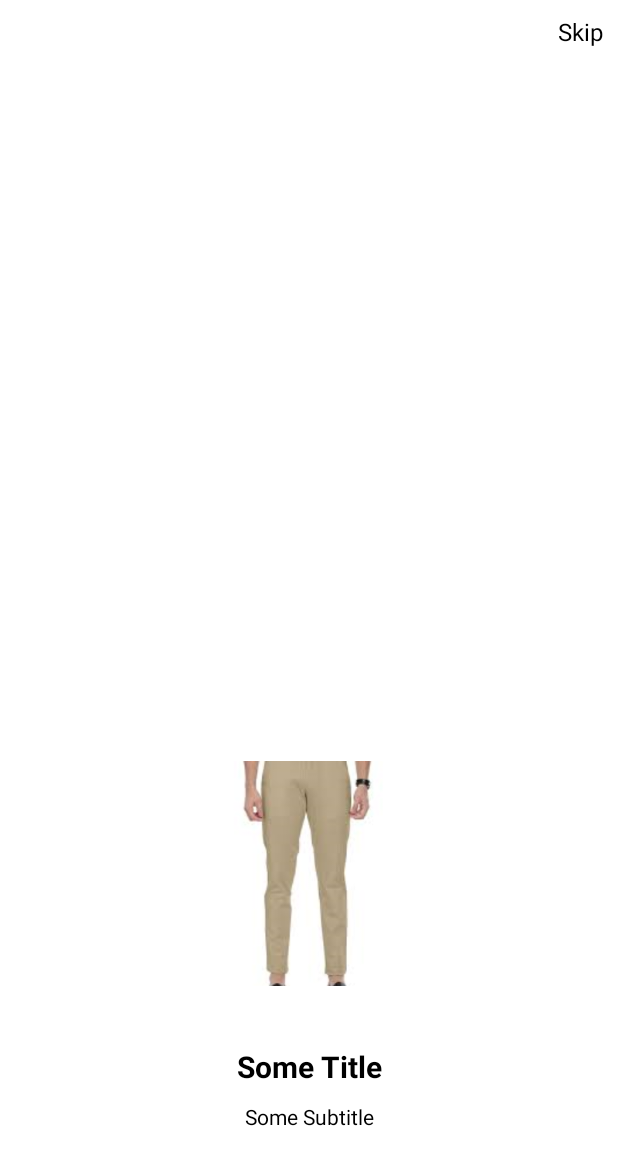
After one commit to naveenkm121/LICPratidhiApp, an Android app: the layout item_product_image.xml on its own in the app's theme, with its tools: preview values and no code run, on a phone screen of 412 x 824 dp. The commit adds this screen. Shown: the top 1165 px of the screen. Run offline under Robolectric (Android 15) with nearby library versions, the phone set to English and light mode, and no system bars.

Commit message:
details product

```diff
--- a/app/src/main/java/com/ecommerce/app/data/product/Image.kt
+++ b/app/src/main/java/com/ecommerce/app/data/product/ProductImage.kt
@@ -1,6 +1,6 @@
 package com.ecommerce.app.data.product
 
-data class Image(
+data class ProductImage(
     val id: Int,
     val prodId: Int,
     val src: String
--- a/app/src/main/java/com/ecommerce/app/services/api/ProductService.kt
+++ b/app/src/main/java/com/ecommerce/app/services/api/ProductService.kt
@@ -2,11 +2,13 @@ package com.ecommerce.app.services.api
 
 import com.ecommerce.app.constants.Constants
 import com.ecommerce.app.data.PokemonRes
+import com.ecommerce.app.data.product.ProductDetailRes
 import com.ecommerce.app.data.product.ProductRes
 import retrofit2.Response
 import retrofit2.http.Body
 import retrofit2.http.GET
 import retrofit2.http.POST
+import retrofit2.http.Path
 import retrofit2.http.Query
 
 interface ProductService {
@@ -25,4 +27,8 @@ interface ProductService {
    @GET("products?pageSize=2")
     suspend fun  getProductsPage(@Query("pageNo") pageNo:Int):Response<ProductRes>
 
+    @GET("products/{prodId}")
+    suspend fun  getProductDetailsById(@Path("prodId") prodId:Int):Response<ProductDetailRes>
+
+
 }
--- a/app/src/main/java/com/ecommerce/app/services/remotedata/ProductRemoteDataSource.kt
+++ b/app/src/main/java/com/ecommerce/app/services/remotedata/ProductRemoteDataSource.kt
@@ -10,6 +10,7 @@ class ProductRemoteDataSource @Inject constructor( private  val productService:
     suspend fun getLaunchStatus()=getResult { productService.getLaunchStatus() }
     suspend fun getProducts()=getResult { productService.getProducts() }
 
+    suspend fun getProductDetailsById(prodId:Int)=getResult { productService.getProductDetailsById(prodId) }
     //suspend fun getProducts(pageNo:Int)=getResult { productService.getProductsPage(pageNo) }
 
 }
--- a/app/src/main/java/com/ecommerce/app/services/repository/ProductRespository.kt
+++ b/app/src/main/java/com/ecommerce/app/services/repository/ProductRespository.kt
@@ -21,6 +21,10 @@ class ProductRespository @Inject constructor(private  val  remoteDataSource: Pro
     fun getProducts() = performGetOperation(
         networkCall = { remoteDataSource.getProducts() }
     )
+
+    fun getProductDetailsById(prodId:Int)= performGetOperation(
+        networkCall = { remoteDataSource.getProductDetailsById(prodId) }
+    )
   /*  fun getProducts(pageNo:Int) = performGetOperation(
         networkCall = { remoteDataSource.getProducts(pageNo) }
     )
--- /dev/null
+++ b/app/src/main/res/drawable/tab_pager_circle_selector.xml
@@ -0,0 +1,6 @@
+<?xml version="1.0" encoding="utf-8"?>
+<selector xmlns:android="http://schemas.android.com/apk/res/android">
+    <item android:drawable="@drawable/selected_dot"
+        android:state_selected="true"/>
+    <item android:drawable="@drawable/default_dot"/>
+</selector>
--- /dev/null
+++ b/app/src/main/res/layout/item_product_image.xml
@@ -0,0 +1,57 @@
+<?xml version="1.0" encoding="utf-8"?>
+<androidx.constraintlayout.widget.ConstraintLayout xmlns:android="http://schemas.android.com/apk/res/android"
+    xmlns:app="http://schemas.android.com/apk/res-auto"
+    android:layout_width="match_parent"
+    android:layout_height="match_parent"
+    android:background="@color/white"
+    android:padding="@dimen/padding10">
+
+    <TextView
+        android:layout_width="wrap_content"
+        android:layout_height="wrap_content"
+        android:text="Skip"
+        android:textColor="@color/black"
+        android:textSize="@dimen/text_16"
+        app:layout_constraintEnd_toEndOf="parent"
+        app:layout_constraintTop_toTopOf="parent" />
+
+    <ImageView
+        android:id="@+id/imgIntro"
+        android:layout_width="@dimen/width150"
+        android:layout_height="@dimen/height150"
+        android:layout_marginBottom="@dimen/margin40"
+        android:adjustViewBounds="true"
+        android:scaleType="centerCrop"
+        android:src="@drawable/ic_product_item"
+        app:layout_constraintBottom_toTopOf="@id/tvIntroTitle"
+        app:layout_constraintEnd_toEndOf="parent"
+        app:layout_constraintStart_toStartOf="parent" />
+
+    <TextView
+        android:id="@+id/tvIntroTitle"
+        android:layout_width="wrap_content"
+        android:layout_height="wrap_content"
+        android:layout_marginBottom="@dimen/margin10"
+        android:text="Some Title"
+        android:textColor="@color/black"
+        android:textSize="@dimen/text_20"
+        android:textStyle="bold"
+        app:layout_constraintBottom_toTopOf="@id/tvIntroSubTitle"
+        app:layout_constraintEnd_toEndOf="parent"
+        app:layout_constraintStart_toStartOf="parent" />
+
+    <TextView
+        android:id="@+id/tvIntroSubTitle"
+        android:layout_width="wrap_content"
+        android:layout_height="wrap_content"
+        android:layout_marginBottom="@dimen/margin60"
+        android:gravity="center"
+        android:text="Some Subtitle"
+        android:textColor="@color/black"
+        android:textSize="@dimen/text_14"
+        app:layout_constraintBottom_toBottomOf="parent"
+        app:layout_constraintEnd_toEndOf="parent"
+        app:layout_constraintStart_toStartOf="parent" />
+
+
+</androidx.constraintlayout.widget.ConstraintLayout>
```
Also changed, not shown: app/src/main/java/com/ecommerce/app/constants/IntentConstants.kt (added, +9 -0 lines), app/src/main/java/com/ecommerce/app/data/product/ProductDetailRes.kt (added, +8 -0 lines), app/src/main/java/com/ecommerce/app/data/product/ProductItem.kt (+1 -1 lines), app/src/main/java/com/ecommerce/app/ui/adapters/ProductImageViewPagerAdapter.kt (added, +48 -0 lines), app/src/main/java/com/ecommerce/app/ui/adapters/ProductListAdapter.kt (+11 -1 lines), app/src/main/java/com/ecommerce/app/ui/fragments/ProductDetailFragment.kt (added, +67 -0 lines), app/src/main/java/com/ecommerce/app/ui/fragments/ProductListFragment.kt (+13 -2 lines), app/src/main/java/com/ecommerce/app/ui/viewmodels/ProductDetailViewModel.kt (added, +47 -0 lines), app/src/main/res/drawable/default_dot.xml (added, +15 -0 lines), app/src/main/res/drawable/selected_dot.xml (added, +12 -0 lines), app/src/main/res/layout/fragment_product_detail.xml (added, +62 -0 lines), app/src/main/res/navigation/launch_graph.xml (+16 -1 lines).
